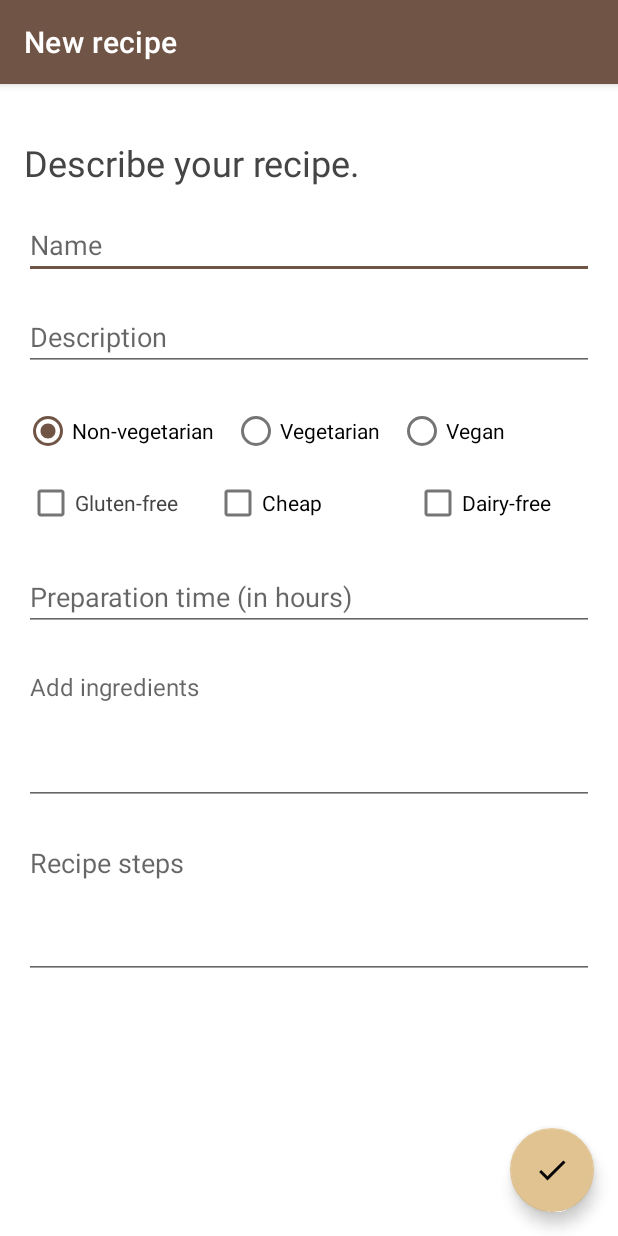
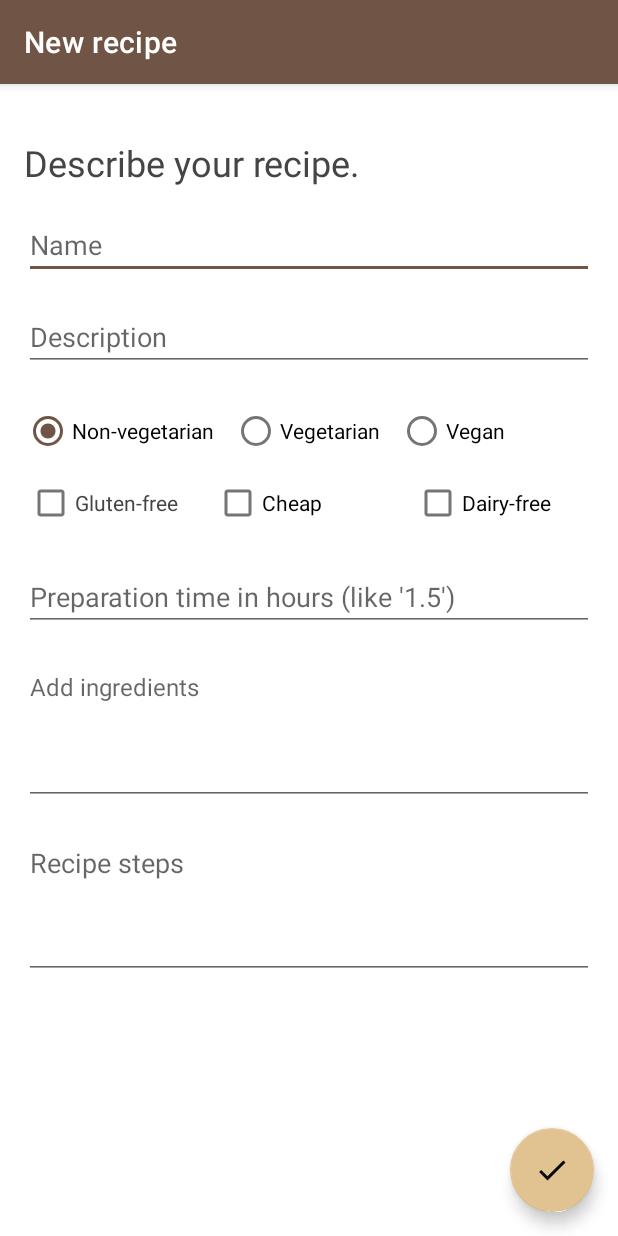
Before and after one commit to Jorgeelalto/mds-2021, an Android app: the NewRecipeActivity screen opened directly, with no data from a screen before it, on a phone screen of 412 x 824 dp. Run offline under Robolectric (Android 15) with nearby library versions, the phone set to English and light mode, and no system bars; our stand-ins replace Firebase (no records; nobody signed in at launch, a user with empty details on screens opened directly).

Commit message:
Validate recipes before putting them into FB

```diff
--- a/UIFragmentsJorge/app/src/main/res/layout/activity_new_recipe.xml
+++ b/UIFragmentsJorge/app/src/main/res/layout/activity_new_recipe.xml
@@ -131,10 +131,10 @@
         android:layout_height="wrap_content"
         app:layout_constraintTop_toBottomOf="@id/gluten_free"
         android:layout_margin="16dp"
-        android:hint="Preparation time (in hours)"/>
+        android:hint="Preparation time in hours (like \'1.5\')"/>
 
     <EditText
-        android:id="@+id/Ingredients"
+        android:id="@+id/ingredients_edit"
         android:layout_width="match_parent"
         android:layout_height="100dp"
         android:layout_margin="16dp"
@@ -148,10 +148,10 @@
 
 
     <EditText
-        android:id="@+id/instructions"
+        android:id="@+id/instructions_edit"
         android:layout_width="match_parent"
         android:layout_height="100dp"
-        app:layout_constraintTop_toBottomOf="@id/Ingredients"
+        app:layout_constraintTop_toBottomOf="@id/ingredients_edit"
         android:layout_margin="16dp"
         android:gravity="top"
         android:hint="Recipe steps" />
```
Also changed, not shown: UIFragmentsJorge/app/src/main/java/com/uc3m/foodstuff/ui/newrecipe/NewRecipeActivity.kt (+44 -22 lines).
